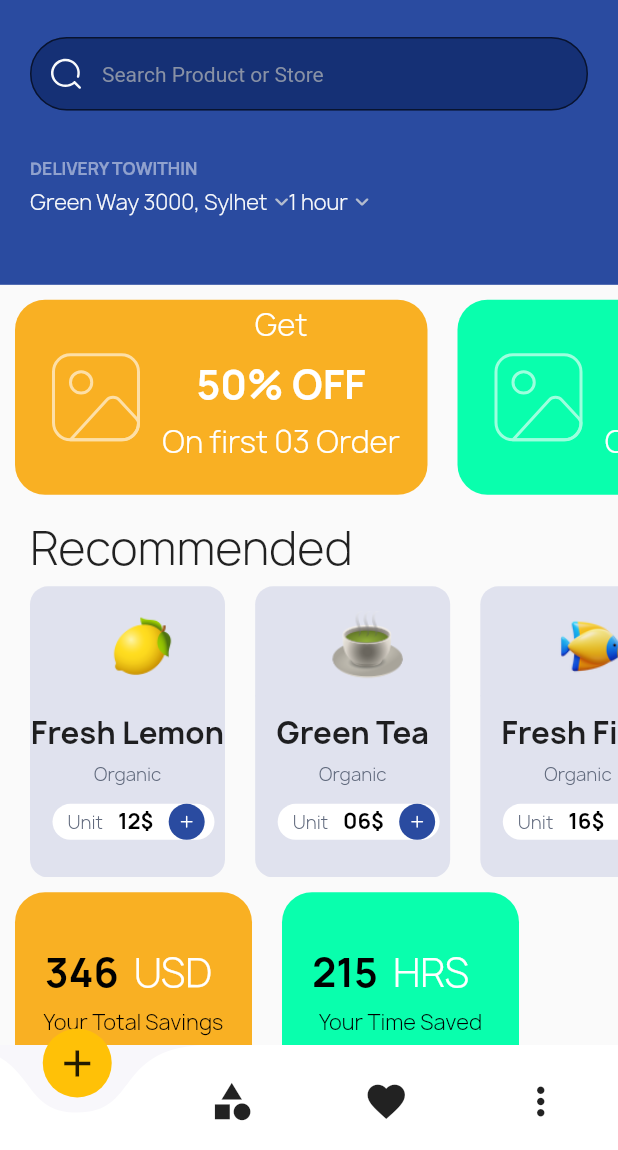
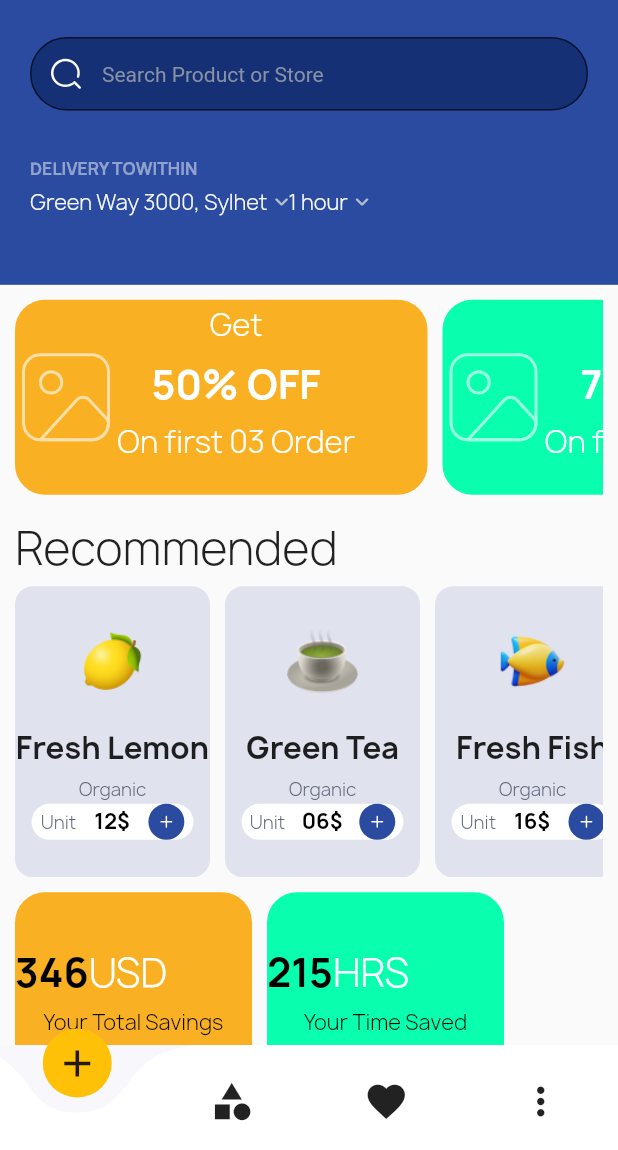
Before and after one commit to Suhaibusman/miniappflutter, a Flutter app: the screen it shows after launch, after a tap on "Get Started", on a phone screen of 412 x 824 dp, the part 86-1236 px from its top. Run offline on Flutter 3.47's test engine with Material 2 defaults, Android fonts, the phone set to English and light mode, and no system bars; drawn by our look-alikes of curved_navigation_bar; our stand-ins replace flutter_svg.

Commit message:
mini app

```diff
--- a/lib/screens/home/homescreen.dart
+++ b/lib/screens/home/homescreen.dart
@@ -23,28 +23,25 @@ class _HomeScreenState extends State<HomeScreen> {
             HomeTopData(),
             Expanded(
               child: SingleChildScrollView(
+                child: Padding(
+                padding: EdgeInsets.only(left: 10,right: 10),
                   child: Column(
                     crossAxisAlignment: CrossAxisAlignment.start,
                     children: [
                       DiscountBar(),
-                    Padding(
-                      padding: EdgeInsets.only(left: 20),
-                      child: Text(
+                      Text(
                         "Recommended",
                         style: TextStyle(fontFamily: "Manrope", fontSize: 30),
                       ),
-                    ),
                       CategoriesBar(),
                       SavedTimeBar(),
-                    Padding(
-                      padding: EdgeInsets.only(left: 20),
-                      child: Text(
+                      Text(
                         "Deals on Fruits & Tea",
                         style: TextStyle(fontFamily: "Manrope", fontSize: 30),
                       ),
-                    ),
                       DealsOnFruit(),
                     ],
+                  ),
                 ),
               ),
             ),
--- a/lib/screens/home/widgets/categories.dart
+++ b/lib/screens/home/widgets/categories.dart
@@ -40,26 +40,22 @@ class _CategoriesBarState extends State<CategoriesBar> {
           shrinkWrap: true,
           scrollDirection: Axis.horizontal,
           itemBuilder: (context, index) {
-            return Padding(
-              padding: const EdgeInsets.only(left: 20),
-              child: Container(
+            return Container(
               decoration: const BoxDecoration(
                 borderRadius: BorderRadius.all(Radius.circular(12)),
                 color: Color(0xffE0E2EE),
               ),
               width: 130,
               child: Column(
-                   crossAxisAlignment: CrossAxisAlignment.center,
+                 mainAxisAlignment: MainAxisAlignment.center,
+                 mainAxisSize: MainAxisSize.min,
                 children: [
 
                   Center(
-                      child: Padding(
-                        padding: const EdgeInsets.only(top: 15, left: 20),
                     child: Image.asset(
                       category[index].iconpath,
                       height: 50,
                       width: 50,
-                        ),
                     ),
                   ),
                   const Divider(
@@ -82,8 +78,6 @@ class _CategoriesBarState extends State<CategoriesBar> {
                     ),
                   ),
                   Center(
-                      child: Padding(
-                        padding: const EdgeInsets.only(left: 8, top: 10),
                     child: Container(
                       height: 24,
                       width: 108,
@@ -92,10 +86,10 @@ class _CategoriesBarState extends State<CategoriesBar> {
                               BorderRadius.all(Radius.circular(12)),
                           color: Color(0xffFFFFFF)),
                       child: Row(
+                        mainAxisAlignment: MainAxisAlignment.spaceAround,
                         children: [
-                              const Padding(
-                                padding: EdgeInsets.only(left: 10),
-                                child: Text(
+
+                          const Text(
                             "Unit",
                             style: TextStyle(
                               fontFamily: "Manrope",
@@ -104,10 +98,7 @@ class _CategoriesBarState extends State<CategoriesBar> {
                               color: Color(0xff616A7D),
                             ),
                           ),
-                              ),
-                              Padding(
-                                padding: const EdgeInsets.only(left: 10),
-                                child: Text(
+                          Text(
                             category[index].categoryPrice,
                             style: const TextStyle(
                               fontFamily: "Manrope",
@@ -116,10 +107,7 @@ class _CategoriesBarState extends State<CategoriesBar> {
                               color: Colors.black,
                             ),
                           ),
-                              ),
-                              Padding(
-                                padding: const EdgeInsets.only(left: 10),
-                                child: GestureDetector(
+                          GestureDetector(
                             onTap: (){
 
                             removeDuplicasy(index);
@@ -138,19 +126,16 @@ class _CategoriesBarState extends State<CategoriesBar> {
                                 )
                               ],
                             ),
-                                ),
                           )
                         ],
-                          ),
                       ),
                     ),
                   )
                 ],
               ),
-              ),
             );
           },
-          separatorBuilder: (context, index) => const SizedBox(width: 0.1),
+          separatorBuilder: (context, index) => const SizedBox(width: 10),
           itemCount: category.length),
     );
   }
--- a/lib/screens/home/widgets/dealscategogeries.dart
+++ b/lib/screens/home/widgets/dealscategogeries.dart
@@ -36,8 +36,6 @@ _getDeals();
                 color: Color(0xffE0E2EE),
               ),
               width: 167,
-              child: Padding(
-                padding: const EdgeInsets.only(left: 10 ,right: 10),
               child: Column(
                 crossAxisAlignment: CrossAxisAlignment.start,
                 mainAxisAlignment: MainAxisAlignment.center,
@@ -105,7 +103,6 @@ _getDeals();
                                     color: Color(0xff616A7D)
                                   ),)
                 ],
-                ),
               )
             );
           },
--- a/lib/screens/home/widgets/discountbar.dart
+++ b/lib/screens/home/widgets/discountbar.dart
@@ -33,13 +33,10 @@ class _DiscountBarState extends State<DiscountBar> {
               decoration: BoxDecoration(
                   color: discount[index].boxColor,
                   borderRadius: const BorderRadius.all(Radius.circular(20))),
-              margin: const EdgeInsets.only(left:10 ,top: 10 ,bottom:10),
+              margin: const EdgeInsets.only( top: 10 ,bottom:10),
               child: Row(
                 children: [
-                  Padding(
-                    padding: const EdgeInsets.only(left: 20, right: 10),
-                    child: SvgPicture.asset("assets/images/Image Icon.svg",fit: BoxFit.cover,),
-                  ),
+                  SvgPicture.asset("assets/images/Image Icon.svg",fit: BoxFit.cover,),
                   Column(
                     children: [
                       Text(discount[index].simplegetText,
--- a/lib/screens/home/widgets/savedtimebar.dart
+++ b/lib/screens/home/widgets/savedtimebar.dart
@@ -33,7 +33,7 @@ List<SavedTime> savedTimes=[];
               decoration: BoxDecoration(
                   color: savedTimes[index].boxColor,
                   borderRadius: const BorderRadius.all(Radius.circular(20))),
-              margin: const EdgeInsets.only(left:10 ,top: 10 ,bottom:10),
+              margin: const EdgeInsets.only(top: 10 ,bottom:10),
               child: Column(
                 // crossAxisAlignment: CrossAxisAlignment.center,
                 mainAxisAlignment: MainAxisAlignment.center,
@@ -42,15 +42,12 @@ List<SavedTime> savedTimes=[];
                   Row(
                     // crossAxisAlignment: CrossAxisAlignment.center,
                     children: [
-                      Padding(
-                        padding: const EdgeInsets.only(left: 20 ,right: 10),
-                        child: Text(savedTimes[index].timeText,
-                            style: const TextStyle(
-                                fontSize: 26,
-                                fontFamily: "Manrope",
-                                color: Colors.black,
-                                fontWeight: FontWeight.bold)),
-                      ),
+                      Text(savedTimes[index].timeText,
+                          style: const TextStyle(
+                              fontSize: 26,
+                              fontFamily: "Manrope",
+                              color: Colors.black,
+                              fontWeight: FontWeight.bold)),
                       Text(savedTimes[index].descrptionText,
                           style: const TextStyle(
                               fontSize: 26,
```
Lines whose indentation alone changed are shown as unchanged.
